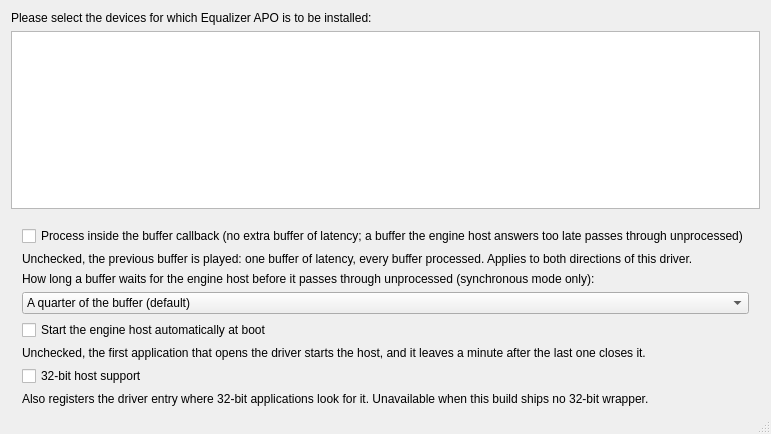
Above: DeviceSelector/DeviceSelector.ui from 115dkk/EqualizerAPO-XT before the change. Below: the same form after it.
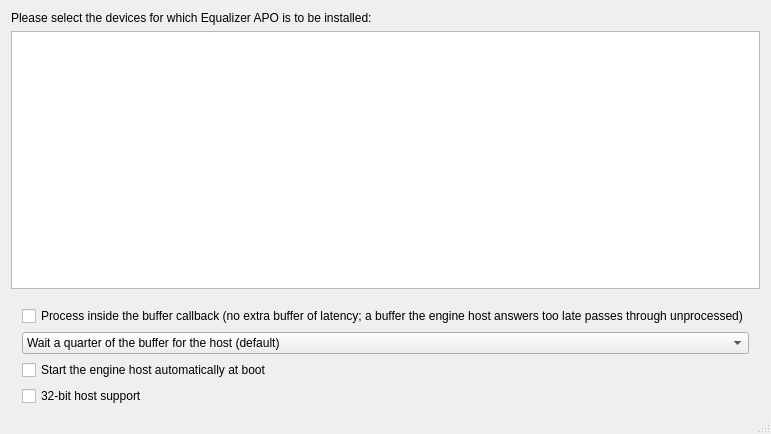
That is the form after the change. The open tabs and pages were chosen to show the change. Icons and pictures are not drawn. Custom widgets are drawn as their Qt base class.

Commit message:
fix(asio): explain the Device Selector's ASIO options in tooltips
The three explanations under the options and the combo's caption read as
paragraphs on the page. They are tooltips now, the way the endpoint page
explains "Allow silent buffer modification", and the wait-time rows name
what they do ("Wait half of the buffer for the host"), so the page is four
controls and nothing else.

Also the cppcheck finding on the new slot (constVariablePointer).

Patch:
```diff
--- a/DeviceSelector/DeviceSelector.ui
+++ b/DeviceSelector/DeviceSelector.ui
@@ -173,28 +173,11 @@
         <layout class="QVBoxLayout" name="asioLayout">
          <item>
           <widget class="QCheckBox" name="asioSyncCheckBox">
-           <property name="text">
-            <string>Process inside the buffer callback (no extra buffer of latency; a buffer the engine host answers too late passes through unprocessed)</string>
-           </property>
-          </widget>
-         </item>
-         <item>
-          <widget class="QLabel" name="asioModeLabel">
-           <property name="text">
+           <property name="toolTip">
             <string>Unchecked, the previous buffer is played: one buffer of latency, every buffer processed. Applies to both directions of this driver.</string>
            </property>
-           <property name="wordWrap">
-            <bool>true</bool>
-           </property>
-          </widget>
-         </item>
-         <item>
-          <widget class="QLabel" name="asioDeadlineLabel">
            <property name="text">
-            <string>How long a buffer waits for the engine host before it passes through unprocessed (synchronous mode only):</string>
-           </property>
-           <property name="wordWrap">
-            <bool>true</bool>
+            <string>Process inside the buffer callback (no extra buffer of latency; a buffer the engine host answers too late passes through unprocessed)</string>
            </property>
           </widget>
          </item>
@@ -202,7 +185,7 @@
           <widget class="QComboBox" name="asioDeadlineComboBox">
            <item>
             <property name="text">
-             <string>A quarter of the buffer (default)</string>
+             <string>Wait a quarter of the buffer for the host (default)</string>
             </property>
            </item>
            <item>
@@ -219,35 +202,21 @@
          </item>
          <item>
           <widget class="QCheckBox" name="asioAutoStartCheckBox">
-           <property name="text">
-            <string>Start the engine host automatically at boot</string>
-           </property>
-          </widget>
-         </item>
-         <item>
-          <widget class="QLabel" name="asioAutoStartLabel">
-           <property name="text">
+           <property name="toolTip">
             <string>Unchecked, the first application that opens the driver starts the host, and it leaves a minute after the last one closes it.</string>
            </property>
-           <property name="wordWrap">
-            <bool>true</bool>
+           <property name="text">
+            <string>Start the engine host automatically at boot</string>
            </property>
           </widget>
          </item>
          <item>
           <widget class="QCheckBox" name="asioHost32CheckBox">
-           <property name="text">
-            <string>32-bit host support</string>
-           </property>
-          </widget>
-         </item>
-         <item>
-          <widget class="QLabel" name="asioHost32Label">
-           <property name="text">
+           <property name="toolTip">
             <string>Also registers the driver entry where 32-bit applications look for it. Unavailable when this build ships no 32-bit wrapper.</string>
            </property>
-           <property name="wordWrap">
-            <bool>true</bool>
+           <property name="text">
+            <string>32-bit host support</string>
            </property>
           </widget>
          </item>
```
Left out of the diff: 7 changed lines with no effect on the pictures. The commit also changes 2 other files.
